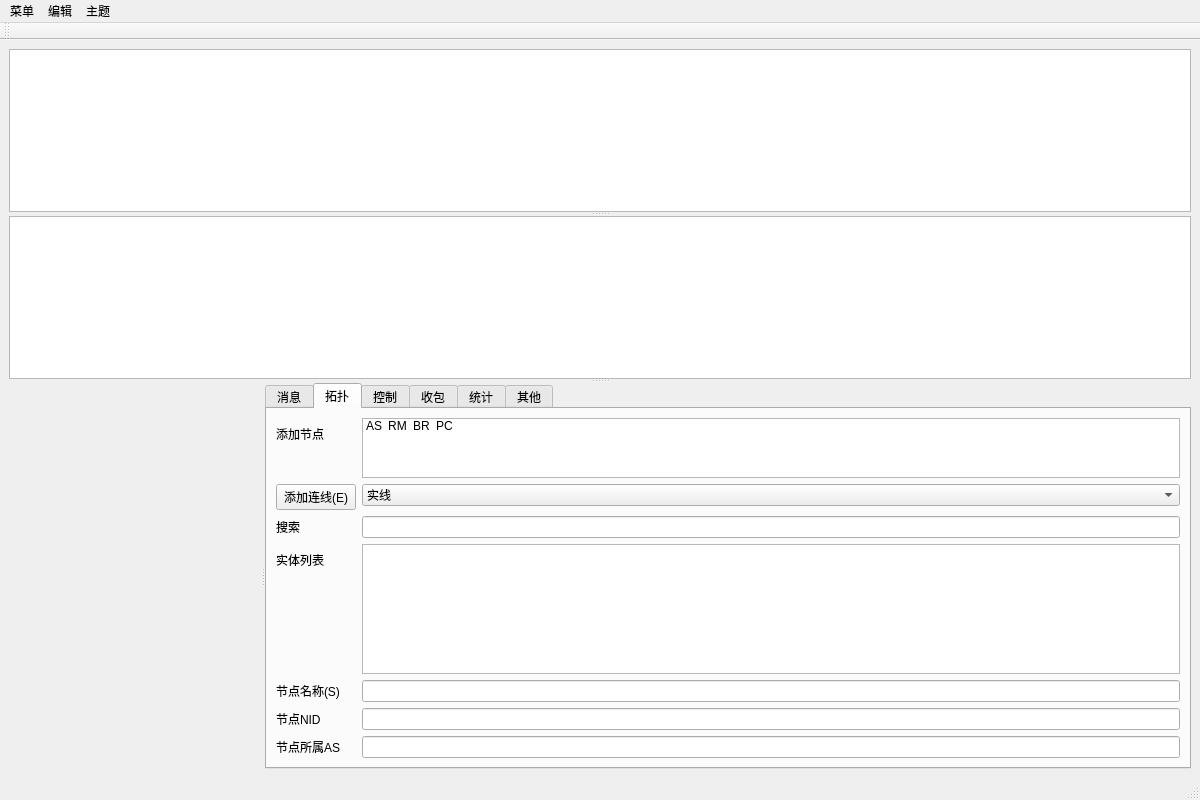
First picture: the form in PageUI/mainPage.ui, repository lxambulance/CoLoRagent, before the edit.
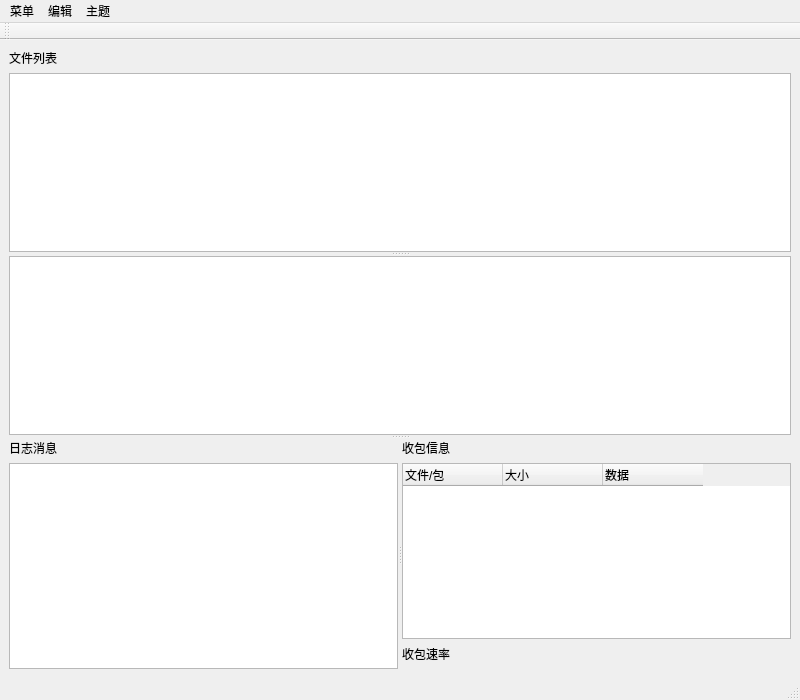
Second picture: the form after the edit. The open tabs and pages were chosen to show the change. Icons and pictures are not drawn. Custom widgets are drawn as their Qt base class.

Commit message: perf(layout): 重新设计各模块布局，新界面

The edit to the form file:
```diff
--- a/PageUI/mainPage.ui
+++ b/PageUI/mainPage.ui
@@ -6,8 +6,8 @@
    <rect>
     <x>0</x>
     <y>0</y>
-    <width>1200</width>
-    <height>800</height>
+    <width>800</width>
+    <height>700</height>
    </rect>
   </property>
   <property name="windowTitle">
@@ -18,9 +18,16 @@
     <normaloff>.</normaloff>.</iconset>
   </property>
   <widget class="QWidget" name="centralwidget">
-   <layout class="QGridLayout" name="gridLayout_3">
-    <item row="0" column="0">
-     <widget class="QSplitter" name="splitter_horizon">
+   <layout class="QVBoxLayout" name="verticalLayout">
+    <item>
+     <widget class="QLabel" name="filelist_label">
+      <property name="text">
+       <string>文件列表</string>
+      </property>
+     </widget>
+    </item>
+    <item>
+     <widget class="QSplitter" name="splitter_horizontal">
       <property name="orientation">
        <enum>Qt::Vertical</enum>
       </property>
@@ -38,18 +45,17 @@
        <property name="orientation">
         <enum>Qt::Horizontal</enum>
        </property>
-       <widget class="GraphicWindow" name="graphics_global" native="true"/>
-       <widget class="QTabWidget" name="tabWidget">
-        <property name="currentIndex">
-         <number>0</number>
-        </property>
-        <widget class="QWidget" name="baseTab">
-         <attribute name="title">
-          <string>消息</string>
-         </attribute>
-         <layout class="QGridLayout" name="gridLayout_6">
-          <item row="0" column="0">
-           <widget class="QTextEdit" name="textEdit">
+       <widget class="QWidget" name="layoutWidget">
+        <layout class="QVBoxLayout" name="verticalLayout_1">
+         <item>
+          <widget class="QLabel" name="log_label">
+           <property name="text">
+            <string>日志消息</string>
+           </property>
+          </widget>
+         </item>
+         <item>
+          <widget class="QTextEdit" name="logText">
             <property name="font">
              <font>
               <pointsize>14</pointsize>
@@ -69,245 +75,16 @@
           </item>
          </layout>
         </widget>
-        <widget class="QWidget" name="TopoTab">
-         <attribute name="title">
-          <string>拓扑</string>
-         </attribute>
-         <layout class="QFormLayout" name="formLayout">
-          <item row="0" column="0">
-           <widget class="QLabel" name="addNode_label">
-            <property name="text">
-             <string>添加节点</string>
-            </property>
-           </widget>
-          </item>
-          <item row="0" column="1">
-           <widget class="QListWidget" name="addNodes">
-            <property name="minimumSize">
-             <size>
-              <width>260</width>
-              <height>60</height>
-             </size>
-            </property>
-            <property name="maximumSize">
-             <size>
-              <width>16777215</width>
-              <height>65</height>
-             </size>
-            </property>
-            <property name="dragEnabled">
-             <bool>true</bool>
-            </property>
-            <property name="dragDropMode">
-             <enum>QAbstractItemView::DragDrop</enum>
-            </property>
-            <property name="viewMode">
-             <enum>QListView::IconMode</enum>
-            </property>
+       <widget class="QWidget" name="layoutWidget">
+        <layout class="QVBoxLayout" name="verticalLayout_2">
             <item>
+          <widget class="QLabel" name="pktReceive_label">
              <property name="text">
-              <string>AS</string>
-             </property>
-             <property name="icon">
-              <iconset>
-               <selectedon>:/icon/cloud</selectedon>
-              </iconset>
-             </property>
-            </item>
-            <item>
-             <property name="text">
-              <string>RM</string>
-             </property>
-             <property name="icon">
-              <iconset>
-               <normalon>:/icon/RM</normalon>
-              </iconset>
-             </property>
-            </item>
-            <item>
-             <property name="text">
-              <string>BR</string>
-             </property>
-             <property name="icon">
-              <iconset>
-               <normalon>:/icon/BR</normalon>
-              </iconset>
-             </property>
-            </item>
-            <item>
-             <property name="text">
-              <string>PC</string>
-             </property>
-             <property name="icon">
-              <iconset resource="../Icon/resource.qrc">
-               <normaloff>:/icon/PC</normaloff>:/icon/PC</iconset>
-             </property>
-            </item>
-           </widget>
-          </item>
-          <item row="1" column="0">
-           <widget class="QPushButton" name="addLine">
-            <property name="text">
-             <string>添加连线(E)</string>
-            </property>
-            <property name="checkable">
-             <bool>false</bool>
-            </property>
-           </widget>
-          </item>
-          <item row="1" column="1">
-           <widget class="QComboBox" name="lineType">
+            <string>收包信息</string>
+           </property>
+          </widget>
+         </item>
             <item>
-             <property name="text">
-              <string>实线</string>
-             </property>
-            </item>
-            <item>
-             <property name="text">
-              <string>虚线</string>
-             </property>
-            </item>
-           </widget>
-          </item>
-          <item row="2" column="0">
-           <widget class="QLabel" name="search_label">
-            <property name="text">
-             <string>搜索</string>
-            </property>
-           </widget>
-          </item>
-          <item row="2" column="1">
-           <widget class="QLineEdit" name="searchItem"/>
-          </item>
-          <item row="3" column="0">
-           <widget class="QLabel" name="itemlist_label">
-            <property name="text">
-             <string>实体列表</string>
-            </property>
-           </widget>
-          </item>
-          <item row="3" column="1">
-           <widget class="QListWidget" name="itemlist"/>
-          </item>
-          <item row="4" column="0">
-           <widget class="QLabel" name="itemname_label">
-            <property name="text">
-             <string>节点名称(S)</string>
-            </property>
-           </widget>
-          </item>
-          <item row="4" column="1">
-           <widget class="QLineEdit" name="itemname">
-            <property name="readOnly">
-             <bool>false</bool>
-            </property>
-           </widget>
-          </item>
-          <item row="5" column="0">
-           <widget class="QLabel" name="itemnid_label">
-            <property name="text">
-             <string>节点NID</string>
-            </property>
-           </widget>
-          </item>
-          <item row="5" column="1">
-           <widget class="QLineEdit" name="itemnid"/>
-          </item>
-          <item row="6" column="0">
-           <widget class="QLabel" name="itemas_label">
-            <property name="text">
-             <string>节点所属AS</string>
-            </property>
-           </widget>
-          </item>
-          <item row="6" column="1">
-           <widget class="QLineEdit" name="itemas"/>
-          </item>
-         </layout>
-        </widget>
-        <widget class="QWidget" name="controlTab">
-         <attribute name="title">
-          <string>控制</string>
-         </attribute>
-         <layout class="QFormLayout" name="formLayout_2">
-          <item row="0" column="0">
-           <widget class="QLabel" name="choosefile_label">
-            <property name="text">
-             <string>选择文件</string>
-            </property>
-           </widget>
-          </item>
-          <item row="0" column="1">
-           <widget class="QComboBox" name="chooseFile"/>
-          </item>
-          <item row="1" column="0">
-           <widget class="QLabel" name="setlevel_label">
-            <property name="text">
-             <string>指定密级</string>
-            </property>
-           </widget>
-          </item>
-          <item row="1" column="1">
-           <widget class="QLineEdit" name="setlevel"/>
-          </item>
-          <item row="2" column="0">
-           <widget class="QLabel" name="choosePath_label">
-            <property name="text">
-             <string>白名单</string>
-            </property>
-           </widget>
-          </item>
-          <item row="2" column="1">
-           <layout class="QHBoxLayout" name="whitelist_horizontalLayout">
-            <item>
-             <widget class="QLineEdit" name="whitelist"/>
-            </item>
-            <item>
-             <widget class="QPushButton" name="whitelist_button">
-              <property name="minimumSize">
-               <size>
-                <width>50</width>
-                <height>0</height>
-               </size>
-              </property>
-              <property name="maximumSize">
-               <size>
-                <width>100</width>
-                <height>16777215</height>
-               </size>
-              </property>
-              <property name="text">
-               <string>图中选择</string>
-              </property>
-              <property name="checkable">
-               <bool>true</bool>
-              </property>
-             </widget>
-            </item>
-           </layout>
-          </item>
-          <item row="3" column="0">
-           <widget class="QLabel" name="advancedReg_label">
-            <property name="text">
-             <string/>
-            </property>
-           </widget>
-          </item>
-          <item row="3" column="1">
-           <widget class="QPushButton" name="advancedReg">
-            <property name="text">
-             <string>通告</string>
-            </property>
-           </widget>
-          </item>
-         </layout>
-        </widget>
-        <widget class="QWidget" name="receiveTab">
-         <attribute name="title">
-          <string>收包</string>
-         </attribute>
-         <layout class="QGridLayout" name="gridLayout">
-          <item row="0" column="0">
            <widget class="QTreeWidget" name="dataPktReceive">
             <property name="sizePolicy">
              <sizepolicy hsizetype="Preferred" vsizetype="Expanding">
@@ -315,12 +92,6 @@
               <verstretch>0</verstretch>
              </sizepolicy>
             </property>
-            <property name="minimumSize">
-             <size>
-              <width>300</width>
-              <height>300</height>
-             </size>
-            </property>
             <attribute name="headerStretchLastSection">
              <bool>false</bool>
             </attribute>
@@ -341,60 +112,17 @@
             </column>
            </widget>
           </item>
-         </layout>
-        </widget>
-        <widget class="QWidget" name="metricsTab">
-         <attribute name="title">
-          <string>统计</string>
-         </attribute>
-         <layout class="QGridLayout" name="gridLayout_4">
-          <item row="0" column="0">
-           <widget class="QSplitter" name="metric_splitter">
-            <property name="orientation">
-             <enum>Qt::Vertical</enum>
-            </property>
-            <widget class="QTableWidget" name="metricTable">
-             <property name="maximumSize">
-              <size>
-               <width>16777215</width>
-               <height>200</height>
-              </size>
-             </property>
-             <column>
+         <item>
+          <widget class="QLabel" name="speed_label">
               <property name="text">
-               <string>AS</string>
-              </property>
-             </column>
-             <column>
-              <property name="text">
-               <string>统计量</string>
-              </property>
-             </column>
-             <column>
-              <property name="text">
-               <string>值</string>
-              </property>
-             </column>
-            </widget>
+            <string>收包速率</string>
+           </property>
+          </widget>
+         </item>
+         <item>
             <widget class="PlotWidget" name="speedGraph" native="true"/>
-           </widget>
-          </item>
-         </layout>
-        </widget>
-        <widget class="QWidget" name="otherTab">
-         <attribute name="title">
-          <string>其他</string>
-         </attribute>
-         <layout class="QGridLayout" name="gridLayout_2">
-          <item row="0" column="0">
-           <widget class="QLabel" name="todo">
-            <property name="text">
-             <string>待开发</string>
-            </property>
-           </widget>
-          </item>
-         </layout>
-        </widget>
+         </item>
+        </layout>
        </widget>
       </widget>
      </widget>
@@ -406,7 +134,7 @@
     <rect>
      <x>0</x>
      <y>0</y>
-     <width>1200</width>
+     <width>800</width>
      <height>23</height>
     </rect>
    </property>
@@ -549,12 +277,6 @@
    <extends>QListView</extends>
    <header>serviceList</header>
   </customwidget>
-  <customwidget>
-   <class>GraphicWindow</class>
-   <extends>QWidget</extends>
-   <header>GraphicWindow</header>
-   <container>1</container>
-  </customwidget>
   <customwidget>
    <class>PlotWidget</class>
    <extends>QWidget</extends>
```
Lines whose indentation alone changed are shown as unchanged. The commit also changes 12 other files.
